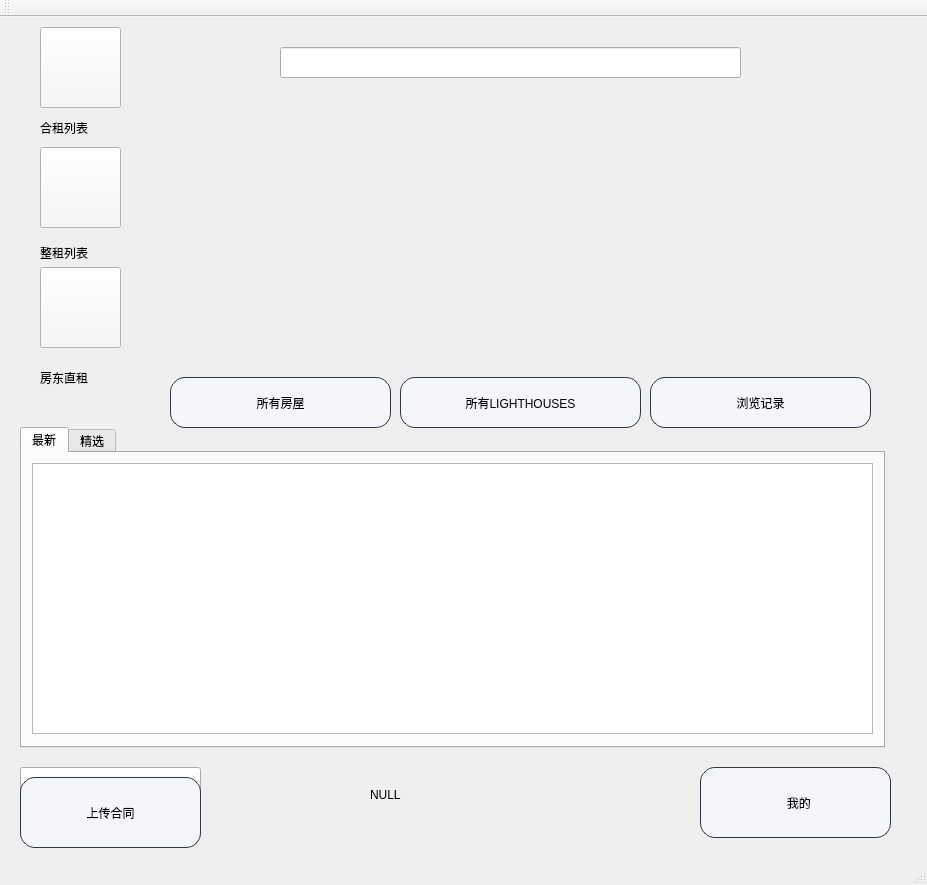
Qt form MainLaunch_qt/mainwindow.ui (luohanqing0318/graduation-design) before a commit.
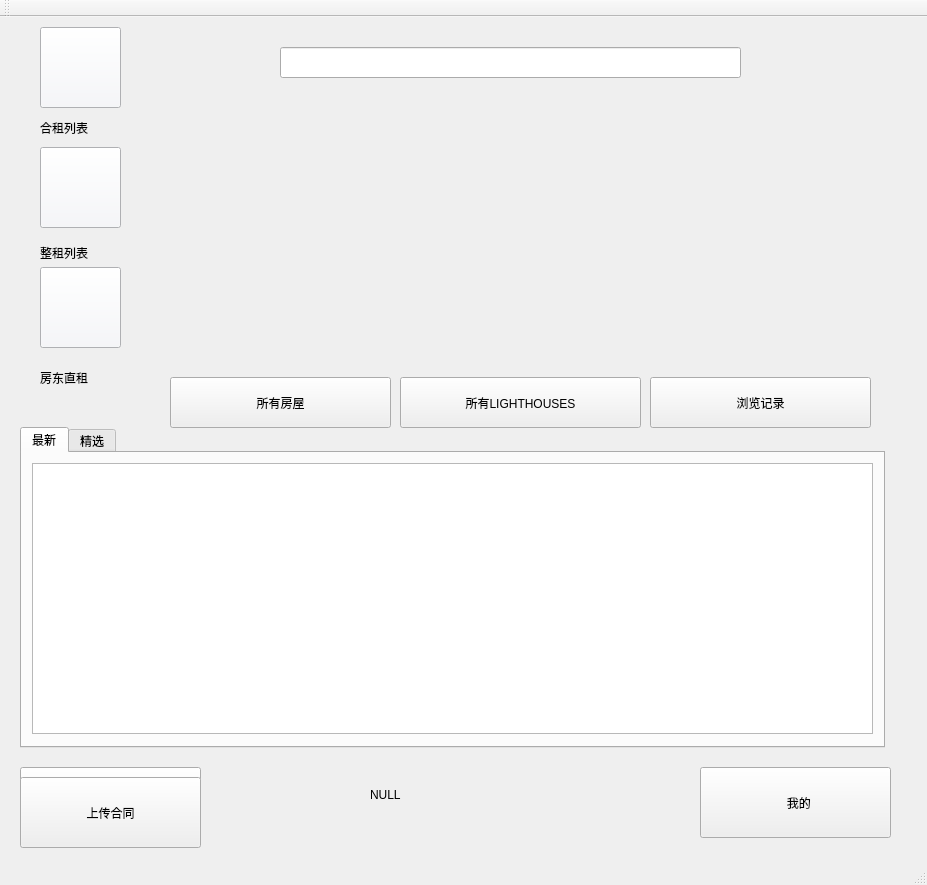
The same form after that commit. Icons and pictures are not drawn.

Diff of the .ui file:
```diff
--- a/MainLaunch_qt/mainwindow.ui
+++ b/MainLaunch_qt/mainwindow.ui
@@ -14,7 +14,7 @@
    <string>MainWindow</string>
   </property>
   <property name="styleSheet">
-   <string notr="true">MainWindow{border:1px; background:white; border-radius:5px;}</string>
+   <string notr="true"/>
   </property>
   <widget class="QWidget" name="centralWidget">
    <widget class="QPushButton" name="pushButton">
@@ -41,12 +41,7 @@
     </property>
     <property name="styleSheet">
      <string notr="true">font: 25 12pt &quot;Microsoft YaHei&quot;;
- background-color: #f5f6fa;
-    border-color: #2f3640;
-    border-radius: 15px;
-    border-style: solid;
-    border-width: 1px;
-    padding: 5px;
+
 </string>
     </property>
     <property name="text">
@@ -226,12 +221,7 @@
     </property>
     <property name="styleSheet">
      <string notr="true">font: 25 9pt &quot;Microsoft YaHei&quot;;
- background-color: #f5f6fa;
-    border-color: #2f3640;
-    border-radius: 15px;
-    border-style: solid;
-    border-width: 1px;
-    padding: 5px;
+
 </string>
     </property>
     <property name="text">
@@ -258,13 +248,7 @@
      </rect>
     </property>
     <property name="styleSheet">
-     <string notr="true">font: 25 9pt &quot;Microsoft YaHei&quot;;
- background-color: #f5f6fa;
-    border-color: #2f3640;
-    border-radius: 15px;
-    border-style: solid;
-    border-width: 1px;
-    padding: 5px;
+     <string notr="true">
 </string>
     </property>
     <property name="text">
@@ -292,14 +276,7 @@
      </rect>
     </property>
     <property name="styleSheet">
-     <string notr="true">font: 25 9pt &quot;Microsoft YaHei&quot;;
- background-color: #f5f6fa;
-    border-color: #2f3640;
-    border-radius: 15px;
-    border-style: solid;
-    border-width: 1px;
-    padding: 5px;
-</string>
+     <string notr="true"/>
     </property>
     <property name="text">
      <string>浏览记录</string>
@@ -316,12 +293,6 @@
     </property>
     <property name="styleSheet">
      <string notr="true">font: 25 12pt &quot;Microsoft YaHei&quot;;
- background-color: #f5f6fa;
-    border-color: #2f3640;
-    border-radius: 15px;
-    border-style: solid;
-    border-width: 1px;
-    padding: 5px;
 </string>
     </property>
     <property name="text">
```
